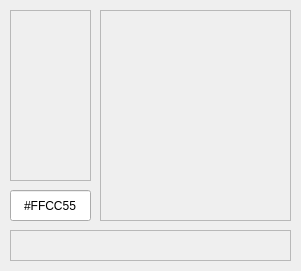
The window that forms/ColorSelectWidget.ui (MrMahgu/obs-chroma-key-adjust-filter) describes before a commit, drawn with Qt 5.
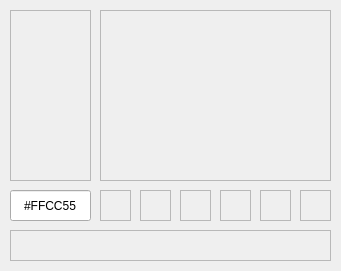
The same window after the commit.

Commit message: ui: add major color boxes

What changed in the file:
```diff
--- a/forms/ColorSelectWidget.ui
+++ b/forms/ColorSelectWidget.ui
@@ -6,7 +6,7 @@
    <rect>
     <x>0</x>
     <y>0</y>
-    <width>301</width>
+    <width>341</width>
     <height>271</height>
    </rect>
   </property>
@@ -18,8 +18,8 @@
     <rect>
      <x>100</x>
      <y>10</y>
-     <width>191</width>
-     <height>211</height>
+     <width>231</width>
+     <height>171</height>
     </rect>
    </property>
    <property name="cursor">
@@ -40,7 +40,7 @@
     <rect>
      <x>10</x>
      <y>230</y>
-     <width>281</width>
+     <width>321</width>
      <height>31</height>
     </rect>
    </property>
@@ -89,6 +89,102 @@
     <bool>true</bool>
    </property>
   </widget>
+  <widget class="QFrame" name="colorRedFrame">
+   <property name="geometry">
+    <rect>
+     <x>100</x>
+     <y>190</y>
+     <width>31</width>
+     <height>31</height>
+    </rect>
+   </property>
+   <property name="frameShape">
+    <enum>QFrame::StyledPanel</enum>
+   </property>
+   <property name="frameShadow">
+    <enum>QFrame::Raised</enum>
+   </property>
+  </widget>
+  <widget class="QFrame" name="colorMegentaFrame">
+   <property name="geometry">
+    <rect>
+     <x>140</x>
+     <y>190</y>
+     <width>31</width>
+     <height>31</height>
+    </rect>
+   </property>
+   <property name="frameShape">
+    <enum>QFrame::StyledPanel</enum>
+   </property>
+   <property name="frameShadow">
+    <enum>QFrame::Raised</enum>
+   </property>
+  </widget>
+  <widget class="QFrame" name="colorBlueFrame">
+   <property name="geometry">
+    <rect>
+     <x>180</x>
+     <y>190</y>
+     <width>31</width>
+     <height>31</height>
+    </rect>
+   </property>
+   <property name="frameShape">
+    <enum>QFrame::StyledPanel</enum>
+   </property>
+   <property name="frameShadow">
+    <enum>QFrame::Raised</enum>
+   </property>
+  </widget>
+  <widget class="QFrame" name="colorCyanFrame">
+   <property name="geometry">
+    <rect>
+     <x>220</x>
+     <y>190</y>
+     <width>31</width>
+     <height>31</height>
+    </rect>
+   </property>
+   <property name="frameShape">
+    <enum>QFrame::StyledPanel</enum>
+   </property>
+   <property name="frameShadow">
+    <enum>QFrame::Raised</enum>
+   </property>
+  </widget>
+  <widget class="QFrame" name="colorGreenFrame">
+   <property name="geometry">
+    <rect>
+     <x>260</x>
+     <y>190</y>
+     <width>31</width>
+     <height>31</height>
+    </rect>
+   </property>
+   <property name="frameShape">
+    <enum>QFrame::StyledPanel</enum>
+   </property>
+   <property name="frameShadow">
+    <enum>QFrame::Raised</enum>
+   </property>
+  </widget>
+  <widget class="QFrame" name="colorYellowFrame">
+   <property name="geometry">
+    <rect>
+     <x>300</x>
+     <y>190</y>
+     <width>31</width>
+     <height>31</height>
+    </rect>
+   </property>
+   <property name="frameShape">
+    <enum>QFrame::StyledPanel</enum>
+   </property>
+   <property name="frameShadow">
+    <enum>QFrame::Raised</enum>
+   </property>
+  </widget>
  </widget>
  <resources/>
  <connections/>
```
Left out of the diff: 2 changed lines with no effect on the pictures. The commit also changes 2 other files.
